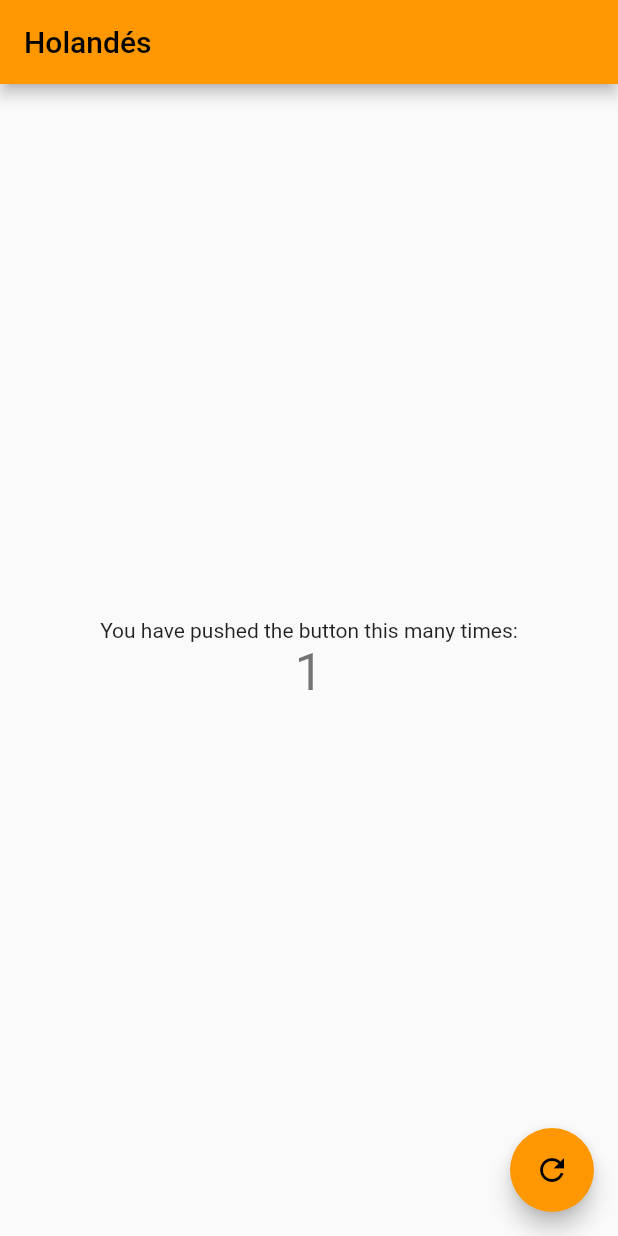
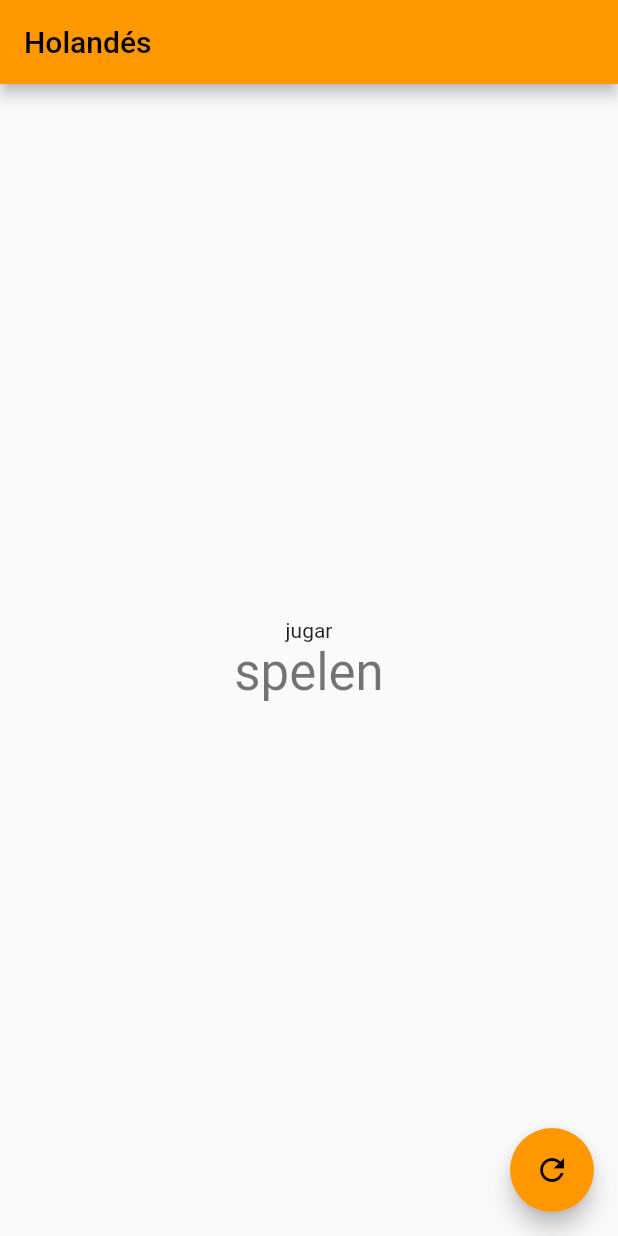
Before and after one commit to sergio27/holandes-app, a Flutter app: the screen it shows after launch, after a tap on the "refresh" icon, on a phone screen of 412 x 824 dp. Run offline on Flutter 3.47's test engine with Material 2 defaults, Android fonts, the phone set to English and light mode, and no system bars.

```diff
--- a/lib/main.dart
+++ b/lib/main.dart
@@ -1,11 +1,13 @@
 import 'package:flutter/material.dart';
+
+import 'models/word.dart';
 
 void main() {
   runApp(MyApp());
 }
 
 class MyApp extends StatelessWidget {
-  // This widget is the root of your application.
+
   @override
   Widget build(BuildContext context) {
     return MaterialApp(
@@ -19,16 +21,7 @@ class MyApp extends StatelessWidget {
 }
 
 class MyHomePage extends StatefulWidget {
-  MyHomePage({Key key, this.title}) : super(key: key);
-
-  // This widget is the home page of your application. It is stateful, meaning
-  // that it has a State object (defined below) that contains fields that affect
-  // how it looks.
-
-  // This class is the configuration for the state. It holds the values (in this
-  // case the title) provided by the parent (in this case the App widget) and
-  // used by the build method of the State. Fields in a Widget subclass are
-  // always marked "final".
+  MyHomePage({Key? key, required this.title}) : super(key: key);
 
   final String title;
 
@@ -37,53 +30,39 @@ class MyHomePage extends StatefulWidget {
 }
 
 class _MyHomePageState extends State<MyHomePage> {
-  int _counter = 0;
+  var _word = Word(
+    spanish: "jugar",
+    dutch: "spelen",
+    category: "Werkwoorden",
+    level: 1,
+  );
 
   void _refresh() {
     setState(() {
-      _counter++;
+      _word = Word(
+        spanish: "jugar",
+        dutch: "spelen",
+        category: "Werkwoorden",
+        level: 1,
+      );
     });
   }
 
   @override
   Widget build(BuildContext context) {
-    // This method is rerun every time setState is called, for instance as done
-    // by the _incrementCounter method above.
-    //
-    // The Flutter framework has been optimized to make rerunning build methods
-    // fast, so that you can just rebuild anything that needs updating rather
-    // than having to individually change instances of widgets.
     return Scaffold(
       appBar: AppBar(
-        // Here we take the value from the MyHomePage object that was created by
-        // the App.build method, and use it to set our appbar title.
         title: Text(widget.title),
       ),
       body: Center(
-        // Center is a layout widget. It takes a single child and positions it
-        // in the middle of the parent.
         child: Column(
-          // Column is also a layout widget. It takes a list of children and
-          // arranges them vertically. By default, it sizes itself to fit its
-          // children horizontally, and tries to be as tall as its parent.
-          //
-          // Invoke "debug painting" (press "p" in the console, choose the
-          // "Toggle Debug Paint" action from the Flutter Inspector in Android
-          // Studio, or the "Toggle Debug Paint" command in Visual Studio Code)
-          // to see the wireframe for each widget.
-          //
-          // Column has various properties to control how it sizes itself and
-          // how it positions its children. Here we use mainAxisAlignment to
-          // center the children vertically; the main axis here is the vertical
-          // axis because Columns are vertical (the cross axis would be
-          // horizontal).
           mainAxisAlignment: MainAxisAlignment.center,
           children: <Widget>[
             Text(
-              'You have pushed the button this many times:',
+              '${_word.spanish}',
             ),
             Text(
-              '$_counter',
+              '${_word.dutch}',
               style: Theme.of(context).textTheme.headline4,
             ),
           ],
@@ -93,7 +72,7 @@ class _MyHomePageState extends State<MyHomePage> {
         onPressed: _refresh,
         tooltip: 'Refresh',
         child: Icon(Icons.refresh),
-      ), // This trailing comma makes auto-formatting nicer for build methods.
+      ),
     );
   }
 }
--- /dev/null
+++ b/lib/models/word.dart
@@ -0,0 +1,11 @@
+
+class Word {
+  String spanish;
+  String dutch;
+  String category;
+  int level;
+
+  Word({required this.spanish, required this.dutch,
+    required this.category, required this.level});
+
+}
--- a/pubspec.yaml
+++ b/pubspec.yaml
@@ -18,7 +18,7 @@ publish_to: 'none' # Remove this line if you wish to publish to pub.dev
 version: 1.0.0+1
 
 environment:
-  sdk: ">=2.7.0 <3.0.0"
+  sdk: ">=2.12.0 <3.0.0"
 
 dependencies:
   flutter:
```
